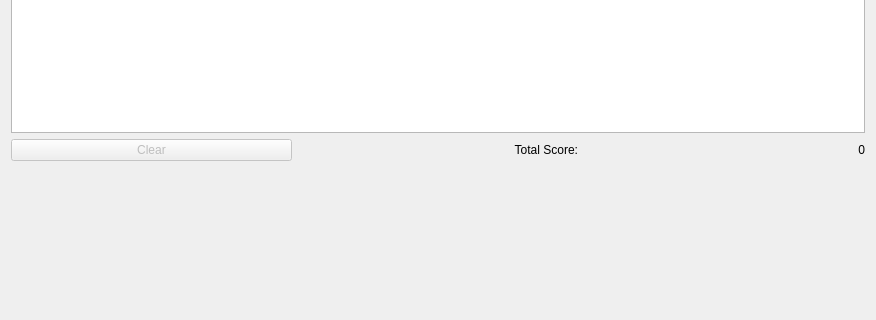
The window that robots/marv/ui/rqt_score.ui (ctu-vras/robot-rodeo-gym) describes before a commit, drawn with Qt 5; both pictures show x 0 to 876 and y 242 to 562 of the 876 by 700 pixel window.
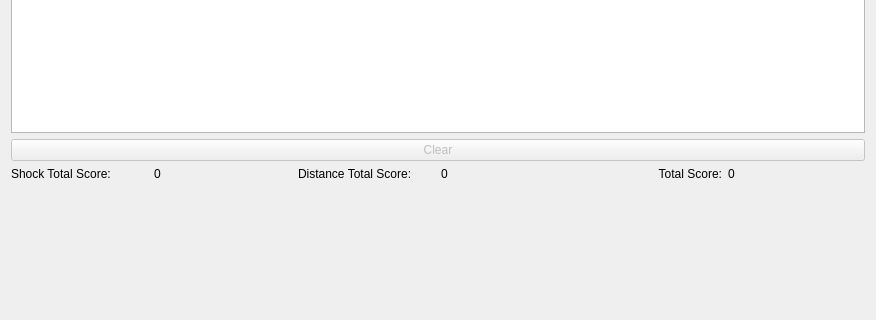
The same window after the commit.

Commit message: Fixed distance from the ground metrics.

Patch:
```diff
--- a/robots/marv/ui/rqt_score.ui
+++ b/robots/marv/ui/rqt_score.ui
@@ -16,7 +16,7 @@
   <property name="windowTitle">
    <string>Robot rodeo score</string>
   </property>
-  <layout class="QVBoxLayout" name="verticalLayout" stretch="0,0,0,0,0,0,0,0,0">
+  <layout class="QVBoxLayout" name="verticalLayout" stretch="0,0,0,0,0,0,0,0,0,0">
    <item>
     <layout class="QHBoxLayout" name="horizontalLayout_3">
      <item>
@@ -303,6 +303,38 @@
        </property>
       </widget>
      </item>
+    </layout>
+   </item>
+   <item>
+    <layout class="QHBoxLayout" name="horizontalLayout_11">
+     <item>
+      <widget class="QLabel" name="label_9">
+       <property name="text">
+        <string>Shock Total Score:</string>
+       </property>
+      </widget>
+     </item>
+     <item>
+      <widget class="QLabel" name="shock_score">
+       <property name="text">
+        <string>0</string>
+       </property>
+      </widget>
+     </item>
+     <item>
+      <widget class="QLabel" name="label_11">
+       <property name="text">
+        <string>Distance Total Score: </string>
+       </property>
+      </widget>
+     </item>
+     <item>
+      <widget class="QLabel" name="distance_score">
+       <property name="text">
+        <string>0</string>
+       </property>
+      </widget>
+     </item>
      <item>
       <widget class="QLabel" name="label_8">
        <property name="text">
@@ -319,7 +351,7 @@
         <string>0</string>
        </property>
        <property name="alignment">
-        <set>Qt::AlignRight|Qt::AlignTrailing|Qt::AlignVCenter</set>
+        <set>Qt::AlignLeading|Qt::AlignLeft|Qt::AlignVCenter</set>
        </property>
       </widget>
      </item>
```
The commit also changes 2 other files.
